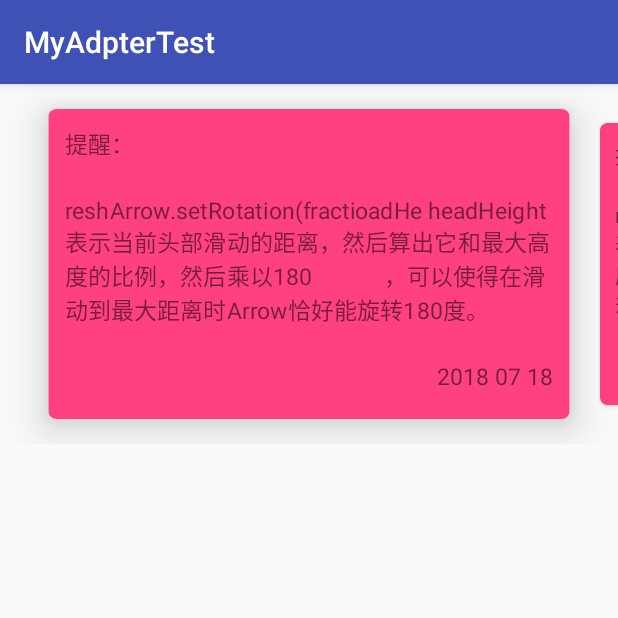
After one commit to GuchaoGit/MyAdapterTest, an Android app: the TestCardAdapter screen opened directly, with no data from a screen before it, on a phone screen of 412 x 824 dp, the top half of it. The commit adds this screen. Run offline under Robolectric (Android 15) with nearby library versions, the phone set to English and light mode, and no system bars; our stand-ins replace ButterKnife.

Commit message:
添加CardAdapter,实现可左右滑动的Card视图布局

```diff
--- a/app/src/main/AndroidManifest.xml
+++ b/app/src/main/AndroidManifest.xml
@@ -20,6 +20,7 @@
         <activity android:name=".activity.TestArrayAdaper"/>
         <activity android:name=".activity.TestSimpleAdapter"/>
         <activity android:name=".activity.TestPageAdapter"/>
+        <activity android:name=".activity.TestCardAdapter"/>
     </application>
 
 </manifest>
--- a/app/src/main/java/com/guc/myadptertest/MainActivity.java
+++ b/app/src/main/java/com/guc/myadptertest/MainActivity.java
@@ -5,6 +5,7 @@ import android.support.v7.app.AppCompatActivity;
 import android.view.View;
 
 import com.guc.myadptertest.activity.TestArrayAdaper;
+import com.guc.myadptertest.activity.TestCardAdapter;
 import com.guc.myadptertest.activity.TestPageAdapter;
 import com.guc.myadptertest.activity.TestSimpleAdapter;
 
@@ -20,7 +21,7 @@ public class MainActivity extends AppCompatActivity {
         ButterKnife.bind(this);
     }
 
-    @OnClick({R.id.tv_array_adapter, R.id.tv_simple_adapter,R.id.tv_page_adapter})
+    @OnClick({R.id.tv_array_adapter, R.id.tv_simple_adapter,R.id.tv_page_adapter,R.id.tv_card_adapter})
     public void onViewClicked(View view) {
         switch (view.getId()) {
             case R.id.tv_array_adapter:
@@ -32,6 +33,9 @@ public class MainActivity extends AppCompatActivity {
             case R.id.tv_page_adapter:
                 TestPageAdapter.jump(this);
                 break;
+            case R.id.tv_card_adapter:
+                TestCardAdapter.jump(this);
+                break;
         }
     }
 
--- /dev/null
+++ b/app/src/main/java/com/guc/myadptertest/activity/TestCardAdapter.java
@@ -0,0 +1,60 @@
+package com.guc.myadptertest.activity;
+
+import android.content.Context;
+import android.content.Intent;
+import android.os.Bundle;
+import android.support.annotation.Nullable;
+import android.support.v4.view.ViewPager;
+import android.support.v7.app.AppCompatActivity;
+
+import com.guc.myadptertest.R;
+import com.guc.myadptertest.adapter.cards.CardPagerAdapter;
+import com.guc.myadptertest.adapter.cards.ShadowTransformer;
+import com.guc.myadptertest.bean.BeanRemind;
+
+import butterknife.BindView;
+import butterknife.ButterKnife;
+
+/**
+ * Created by guc on 2018/7/30.
+ * 描述：卡片滑动列表布局
+ */
+public class TestCardAdapter extends AppCompatActivity {
+    @BindView(R.id.vp_remind)
+    ViewPager mVpRemind;
+    private CardPagerAdapter mCardPagerAdapter;
+    private ShadowTransformer mCardShadowTransformer;
+
+    public static void jump(Context context) {
+        Intent intent = new Intent(context, TestCardAdapter.class);
+        context.startActivity(intent);
+    }
+
+    @Override
+    protected void onCreate(@Nullable Bundle savedInstanceState) {
+        super.onCreate(savedInstanceState);
+        setContentView(R.layout.aty_test_cardadapter);
+        ButterKnife.bind(this);
+        initView();
+        initData();
+    }
+
+    private void initView() {
+        mCardPagerAdapter = new CardPagerAdapter();
+        mCardShadowTransformer = new ShadowTransformer(mVpRemind, mCardPagerAdapter);
+        mCardShadowTransformer.enableScaling(true);
+        mVpRemind.setPageTransformer(false, mCardShadowTransformer);
+        mVpRemind.setAdapter(mCardPagerAdapter);
+    }
+
+    private void initData() {
+        BeanRemind beanRemind = new BeanRemind();
+        mCardPagerAdapter.addCardItem(beanRemind);
+        beanRemind = new BeanRemind();
+        mCardPagerAdapter.addCardItem(beanRemind);
+        beanRemind = new BeanRemind();
+        mCardPagerAdapter.addCardItem(beanRemind);
+        mCardPagerAdapter.notifyDataSetChanged();
+    }
+
+}
--- /dev/null
+++ b/app/src/main/java/com/guc/myadptertest/adapter/cards/CardAdapter.java
@@ -0,0 +1,15 @@
+package com.guc.myadptertest.adapter.cards;
+
+
+import android.support.v7.widget.CardView;
+
+public interface CardAdapter {
+
+    int MAX_ELEVATION_FACTOR = 8;
+
+    float getBaseElevation();
+
+    CardView getCardViewAt(int position);
+
+    int getCount();
+}
--- /dev/null
+++ b/app/src/main/java/com/guc/myadptertest/adapter/cards/CardPagerAdapter.java
@@ -0,0 +1,92 @@
+package com.guc.myadptertest.adapter.cards;
+
+import android.support.v4.view.PagerAdapter;
+import android.support.v7.widget.CardView;
+import android.text.Html;
+import android.text.TextUtils;
+import android.view.LayoutInflater;
+import android.view.View;
+import android.view.ViewGroup;
+
+import com.guc.myadptertest.R;
+import com.guc.myadptertest.bean.BeanRemind;
+
+import java.util.ArrayList;
+import java.util.List;
+
+public class CardPagerAdapter extends PagerAdapter implements CardAdapter {
+
+    private List<CardView> mViews;
+    private List<BeanRemind> mData;
+    private float mBaseElevation;
+
+    public CardPagerAdapter() {
+        mData = new ArrayList<>();
+        mViews = new ArrayList<>();
+    }
+
+    public void addCardItem(BeanRemind item) {
+        mViews.add(null);
+        mData.add(item);
+    }
+
+    public void addAllCardItem(List<BeanRemind> items) {
+        for (BeanRemind beanRemind : items) {
+            addCardItem(beanRemind);
+        }
+    }
+
+    public float getBaseElevation() {
+        return mBaseElevation;
+    }
+
+    @Override
+    public CardView getCardViewAt(int position) {
+        return mViews.size() == 0?null:mViews.get(position);
+    }
+
+    @Override
+    public int getCount() {
+        return mData.size();
+    }
+
+    @Override
+    public boolean isViewFromObject(View view, Object object) {
+        return view == object;
+    }
+
+    @Override
+    public Object instantiateItem(ViewGroup container, int position) {
+        View view = LayoutInflater.from(container.getContext())
+                .inflate(R.layout.item_card, container, false);
+        container.addView(view);
+        bind(mData.get(position), view);
+        CardView cardView = view.findViewById(R.id.card_view_root);
+        if (mBaseElevation == 0) {
+            mBaseElevation = cardView.getCardElevation();
+        }
+        cardView.setMaxCardElevation(mBaseElevation * MAX_ELEVATION_FACTOR);
+        mViews.set(position, cardView);
+        return view;
+    }
+
+    @Override
+    public void destroyItem(ViewGroup container, int position, Object object) {
+        container.removeView((View) object);
+        mViews.set(position, null);
+    }
+
+    private void bind(final BeanRemind item, final View view) {
+    }
+
+    private CharSequence getContent(String content) {
+        if (TextUtils.isEmpty(content)) content = "暂无";
+        CharSequence charSequence;
+        if (android.os.Build.VERSION.SDK_INT >= android.os.Build.VERSION_CODES.N) {
+            charSequence = Html.fromHtml(content, Html.FROM_HTML_MODE_LEGACY);
+        } else {
+            charSequence = Html.fromHtml(content);
+        }
+        return charSequence;
+    }
+}
--- /dev/null
+++ b/app/src/main/java/com/guc/myadptertest/adapter/cards/ShadowTransformer.java
@@ -0,0 +1,110 @@
+package com.guc.myadptertest.adapter.cards;
+
+import android.support.v4.view.ViewPager;
+import android.support.v7.widget.CardView;
+import android.view.View;
+
+
+public class ShadowTransformer implements ViewPager.OnPageChangeListener, ViewPager.PageTransformer {
+
+    private ViewPager mViewPager;
+    private CardAdapter mAdapter;
+    private float mLastOffset;
+    private boolean mScalingEnabled;
+
+    public ShadowTransformer(ViewPager viewPager, CardAdapter adapter) {
+        mViewPager = viewPager;
+        viewPager.addOnPageChangeListener(this);
+        mAdapter = adapter;
+    }
+
+    public void enableScaling(boolean enable) {
+        if (mScalingEnabled && !enable) {
+            // shrink main card
+            CardView currentCard = mAdapter.getCardViewAt(mViewPager.getCurrentItem());
+            if (currentCard != null) {
+                currentCard.animate().scaleY(1);
+                currentCard.animate().scaleX(1);
+            }
+        }else if(!mScalingEnabled && enable){
+            // grow main card
+            CardView currentCard = mAdapter.getCardViewAt(mViewPager.getCurrentItem());
+            if (currentCard != null) {
+                currentCard.animate().scaleY(1.1f);
+                currentCard.animate().scaleX(1.1f);
+            }
+        }
+
+        mScalingEnabled = enable;
+    }
+
+    @Override
+    public void transformPage(View page, float position) {
+
+    }
+
+    @Override
+    public void onPageScrolled(int position, float positionOffset, int positionOffsetPixels) {
+        int realCurrentPosition;
+        int nextPosition;
+        float baseElevation = mAdapter.getBaseElevation();
+        float realOffset;
+        boolean goingLeft = mLastOffset > positionOffset;
+
+        // If we're going backwards, onPageScrolled receives the last position
+        // instead of the current one
+        if (goingLeft) {
+            realCurrentPosition = position + 1;
+            nextPosition = position;
+            realOffset = 1 - positionOffset;
+        } else {
+            nextPosition = position + 1;
+            realCurrentPosition = position;
+            realOffset = positionOffset;
+        }
+
+        // Avoid crash on overscroll
+        if (nextPosition > mAdapter.getCount() - 1
+                || realCurrentPosition > mAdapter.getCount() - 1) {
+            return;
+        }
+
+        CardView currentCard = mAdapter.getCardViewAt(realCurrentPosition);
+
+        // This might be null if a fragment is being used
+        // and the views weren't created yet
+        if (currentCard != null) {
+            if (mScalingEnabled) {
+                currentCard.setScaleX((float) (1 + 0.1 * (1 - realOffset)));
+                currentCard.setScaleY((float) (1 + 0.1 * (1 - realOffset)));
+            }
+            currentCard.setCardElevation((baseElevation + baseElevation
+                    * (CardAdapter.MAX_ELEVATION_FACTOR - 1) * (1 - realOffset)));
+        }
+
+        CardView nextCard = mAdapter.getCardViewAt(nextPosition);
+
+        // We might be scrolling fast enough so that the next (or previous) card
+        // was already destroyed or a fragment might not have been created yet
+        if (nextCard != null) {
+            if (mScalingEnabled) {
+                nextCard.setScaleX((float) (1 + 0.1 * (realOffset)));
+                nextCard.setScaleY((float) (1 + 0.1 * (realOffset)));
+            }
+            nextCard.setCardElevation((baseElevation + baseElevation
+                    * (CardAdapter.MAX_ELEVATION_FACTOR - 1) * (realOffset)));
+        }
+
+        mLastOffset = positionOffset;
+    }
+
+    @Override
+    public void onPageSelected(int position) {
+
+    }
+
+    @Override
+    public void onPageScrollStateChanged(int state) {
+
+    }
+}
--- /dev/null
+++ b/app/src/main/java/com/guc/myadptertest/bean/BeanRemind.java
@@ -0,0 +1,8 @@
+package com.guc.myadptertest.bean;
+
+/**
+ * Created by guc on 2018/7/30.
+ * 描述：
+ */
+public class BeanRemind {
+}
--- a/app/src/main/res/layout/activity_main.xml
+++ b/app/src/main/res/layout/activity_main.xml
@@ -29,5 +29,11 @@
             android:layout_height="wrap_content"
             android:minHeight="50dp"
             android:text="PageAdapter"/>
+        <TextView
+            android:id="@+id/tv_card_adapter"
+            android:layout_width="match_parent"
+            android:layout_height="wrap_content"
+            android:minHeight="50dp"
+            android:text="CardAdapter"/>
     </LinearLayout>
 </android.support.v4.widget.NestedScrollView>
--- /dev/null
+++ b/app/src/main/res/layout/aty_test_cardadapter.xml
@@ -0,0 +1,15 @@
+<?xml version="1.0" encoding="utf-8"?>
+<LinearLayout
+    xmlns:android="http://schemas.android.com/apk/res/android" android:layout_width="match_parent"
+    android:layout_height="match_parent"
+    android:orientation="vertical">
+    <android.support.v4.view.ViewPager
+        android:id="@+id/vp_remind"
+        android:layout_width="match_parent"
+        android:layout_height="240dp"
+        android:layout_gravity="center"
+        android:clipToPadding="false"
+        android:overScrollMode="never"
+        android:paddingEnd="@dimen/dimen_30dp"
+        android:paddingStart="@dimen/dimen_30dp"></android.support.v4.view.ViewPager>
+</LinearLayout>
--- /dev/null
+++ b/app/src/main/res/layout/item_card.xml
@@ -0,0 +1,53 @@
+<?xml version="1.0" encoding="utf-8"?>
+<android.support.v7.widget.CardView xmlns:android="http://schemas.android.com/apk/res/android"
+    xmlns:app="http://schemas.android.com/apk/res-auto"
+    android:id="@+id/card_view_root"
+    android:layout_width="match_parent"
+    android:layout_height="wrap_content"
+    android:background="@color/colorAccent"
+    android:orientation="vertical"
+    app:cardCornerRadius="@dimen/dimen_5dp"
+    app:cardUseCompatPadding="true">
+
+    <RelativeLayout
+        android:layout_width="match_parent"
+        android:background="@color/colorAccent"
+        android:layout_height="match_parent">
+
+        <LinearLayout
+            android:layout_width="match_parent"
+            android:layout_height="wrap_content"
+            android:orientation="vertical"
+            android:padding="@dimen/dimen_10dp">
+
+            <TextView
+                android:id="@+id/tv_title"
+                android:layout_width="wrap_content"
+                android:layout_height="wrap_content"
+                android:text="提醒："
+                />
+
+            <TextView
+                android:id="@+id/tv_desc"
+                android:layout_width="match_parent"
+                android:layout_height="wrap_content"
+                android:layout_marginTop="@dimen/dimen_20dp"
+                android:text="reshArrow.setRotation(fractioadHe headHeight表示当前头部滑动的距离，然后算出它和最大高度的比例，然后乘以180
+            ，可以使得在滑动到最大距离时Arrow恰好能旋转180度。"
+                />
+
+            <TextView
+                android:id="@+id/tv_time"
+                android:layout_width="match_parent"
+                android:layout_height="wrap_content"
+                android:layout_marginTop="@dimen/dimen_20dp"
+                android:gravity="right"
+                android:text="2018 07 18"
+                />
+        </LinearLayout>
+
+
+    </RelativeLayout>
+
+
+</android.support.v7.widget.CardView>
--- /dev/null
+++ b/app/src/main/res/values/dimens.xml
@@ -0,0 +1,17 @@
+<?xml version="1.0" encoding="utf-8"?>
+<resources>
+    <dimen name="dimen_1dp">1dp</dimen>
+    <dimen name="dimen_2dp">2dp</dimen>
+    <dimen name="dimen_3dp">3dp</dimen>
+    <dimen name="dimen_4dp">4dp</dimen>
+    <dimen name="dimen_5dp">5dp</dimen>
+    <dimen name="dimen_6dp">6dp</dimen>
+    <dimen name="dimen_7dp">7dp</dimen>
+    <dimen name="dimen_8dp">8dp</dimen>
+    <dimen name="dimen_9dp">9dp</dimen>
+    <dimen name="dimen_10dp">10dp</dimen>
+    <dimen name="dimen_15dp">15dp</dimen>
+    <dimen name="dimen_20dp">20dp</dimen>
+    <dimen name="dimen_25dp">25dp</dimen>
+    <dimen name="dimen_30dp">30dp</dimen>
+</resources>
```
